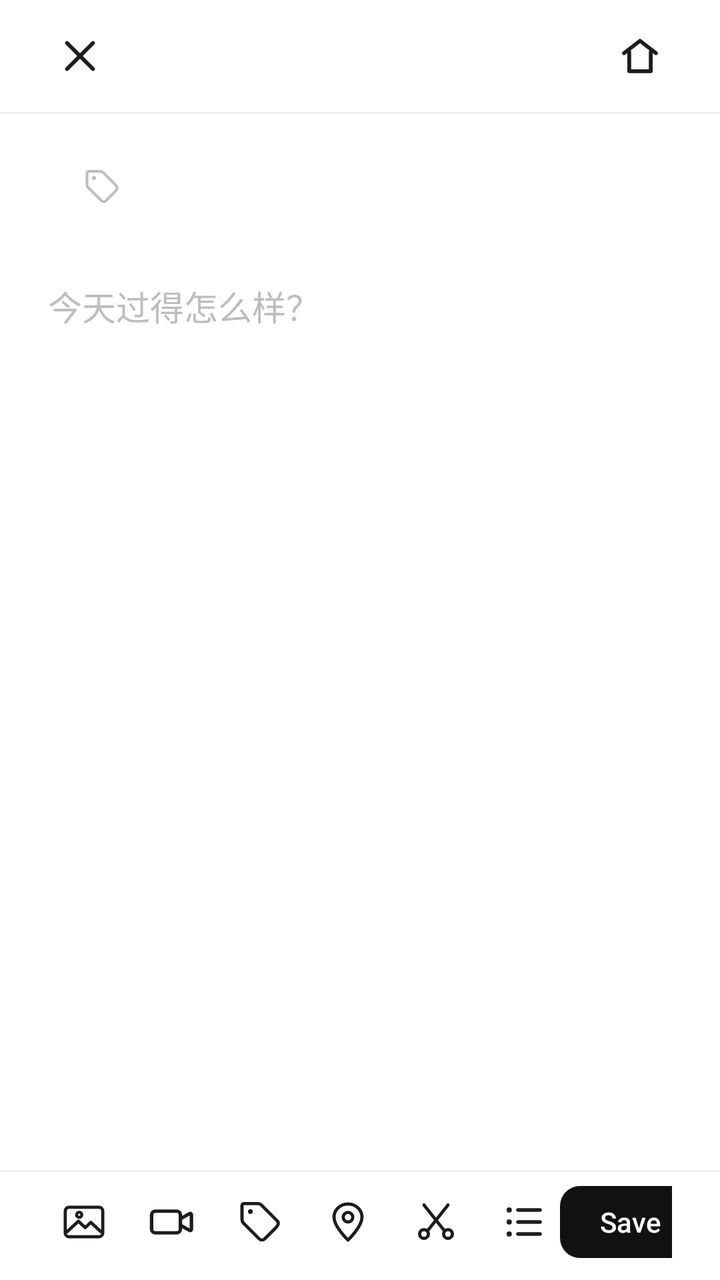
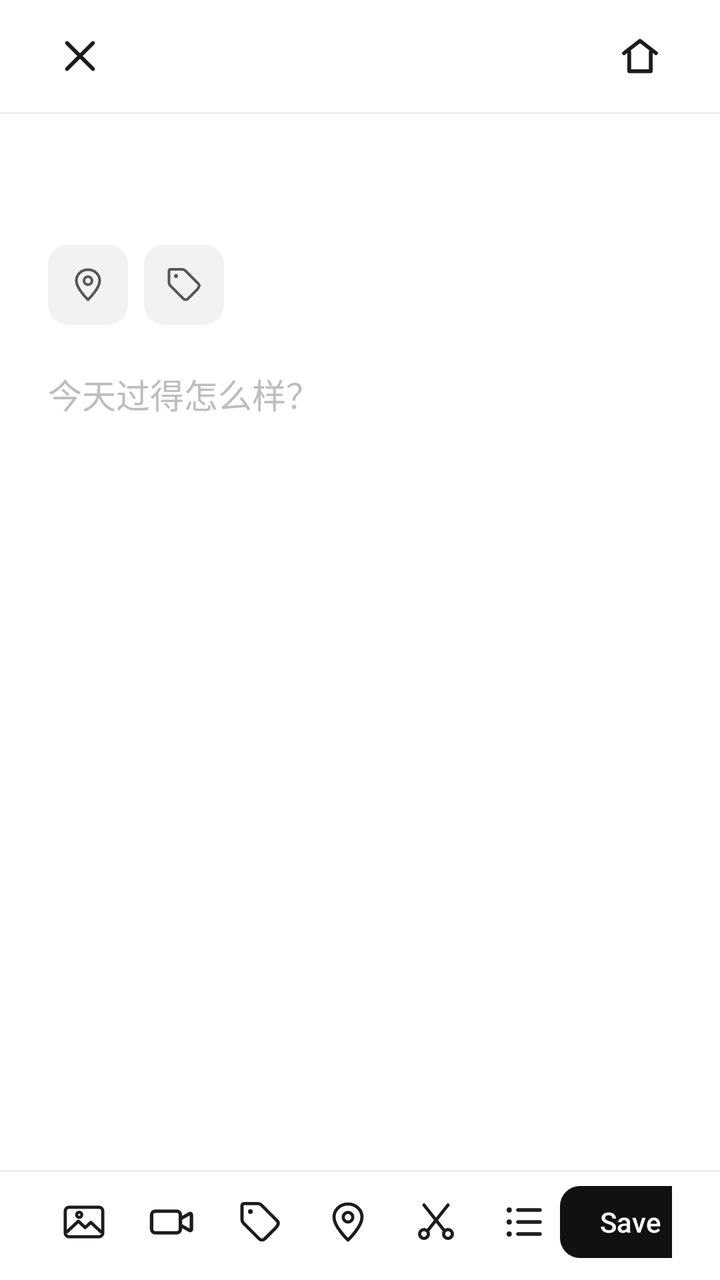

An Android layout rendered at two revisions. The XML below is the earlier revision; the diff shows what the commit changed to produce the second picture.
<!-- AndroidManifest.xml: activity theme Theme.WuDiary.Editor -->
<!-- res/layout/activity_edit_diary.xml -->
<?xml version="1.0" encoding="utf-8"?>
<LinearLayout xmlns:android="http://schemas.android.com/apk/res/android"
    xmlns:app="http://schemas.android.com/apk/res-auto"
    android:layout_width="match_parent"
    android:layout_height="match_parent"
    android:background="@color/background"
    android:orientation="vertical">

    <ScrollView
        android:id="@+id/scrollContent"
        android:layout_width="match_parent"
        android:layout_height="0dp"
        android:layout_weight="1"
        android:fillViewport="true"
        android:overScrollMode="never"
        android:scrollbars="none">

        <LinearLayout
            android:layout_width="match_parent"
            android:layout_height="wrap_content"
            android:orientation="vertical">

            <LinearLayout
                android:layout_width="match_parent"
                android:layout_height="56dp"
                android:gravity="center_vertical"
                android:orientation="horizontal"
                android:paddingHorizontal="16dp">

                <ImageButton
                    android:id="@+id/btnClose"
                    android:layout_width="48dp"
                    android:layout_height="48dp"
                    android:background="?attr/selectableItemBackgroundBorderless"
                    android:contentDescription="@string/cancel"
                    android:scaleType="centerInside"
                    android:src="@drawable/ic_close"
                    app:tint="@color/text_primary" />

                <Space
                    android:layout_width="0dp"
                    android:layout_height="1dp"
                    android:layout_weight="1" />

                <ImageButton
                    android:id="@+id/btnHome"
                    android:layout_width="48dp"
                    android:layout_height="48dp"
                    android:background="?attr/selectableItemBackgroundBorderless"
                    android:contentDescription="@string/home_open"
                    android:scaleType="centerInside"
                    android:src="@drawable/ic_home"
                    app:tint="@color/text_primary" />
            </LinearLayout>

            <View
                android:layout_width="match_parent"
                android:layout_height="1dp"
                android:background="@color/divider" />

            <LinearLayout
                android:layout_width="match_parent"
                android:layout_height="wrap_content"
                android:layout_marginHorizontal="24dp"
                android:layout_marginTop="12dp"
                android:gravity="bottom"
                android:orientation="horizontal">

                <TextView
                    android:id="@+id/textEditorDay"
                    android:layout_width="wrap_content"
                    android:layout_height="wrap_content"
                    android:fontFamily="serif"
                    android:textColor="@color/text_primary"
                    android:textSize="32sp"
                    android:textStyle="bold" />

                <TextView
                    android:id="@+id/textEditorYear"
                    android:layout_width="wrap_content"
                    android:layout_height="wrap_content"
                    android:layout_marginStart="9dp"
                    android:fontFamily="serif"
                    android:textColor="@color/text_secondary"
                    android:textSize="18sp" />

                <ImageButton
                    android:id="@+id/btnEditorGeo"
                    android:layout_width="20dp"
                    android:layout_height="20dp"
                    android:baselineAlignBottom="true"
                    android:layout_gravity="bottom"
                    android:layout_marginStart="8dp"
                    android:background="?attr/selectableItemBackgroundBorderless"
                    android:contentDescription="@string/open_map"
                    android:scaleType="centerInside"
                    android:src="@drawable/ic_location"
                    android:visibility="gone"
                    app:tint="@color/text_secondary" />

                <ImageButton
                    android:id="@+id/btnEditorTags"
                    android:layout_width="20dp"
                    android:layout_height="20dp"
                    android:baselineAlignBottom="true"
                    android:layout_gravity="bottom"
                    android:layout_marginStart="8dp"
                    android:background="?attr/selectableItemBackgroundBorderless"
                    android:contentDescription="@string/add_tag"
                    android:scaleType="centerInside"
                    android:src="@drawable/ic_tag"
                    app:tint="@color/text_secondary" />
            </LinearLayout>

            <HorizontalScrollView
                android:id="@+id/editorTagRow"
                android:layout_width="match_parent"
                android:layout_height="wrap_content"
                android:layout_marginHorizontal="24dp"
                android:layout_marginTop="6dp"
                android:clipToPadding="false"
                android:scrollbars="none">

                <LinearLayout
                    android:id="@+id/tagStrip"
                    android:layout_width="wrap_content"
                    android:layout_height="wrap_content"
                    android:gravity="center_vertical"
                    android:orientation="horizontal" />
            </HorizontalScrollView>

            <HorizontalScrollView
                android:id="@+id/imageScroll"
                android:layout_width="match_parent"
                android:layout_height="wrap_content"
                android:layout_marginTop="16dp"
                android:clipToPadding="false"
                android:paddingHorizontal="24dp"
                android:scrollbars="none"
                android:visibility="gone">

                <LinearLayout
                    android:id="@+id/imageStrip"
                    android:layout_width="wrap_content"
                    android:layout_height="wrap_content"
                    android:orientation="horizontal" />
            </HorizontalScrollView>

            <HorizontalScrollView
                android:id="@+id/videoScroll"
                android:layout_width="match_parent"
                android:layout_height="wrap_content"
                android:layout_marginTop="12dp"
                android:clipToPadding="false"
                android:paddingHorizontal="24dp"
                android:scrollbars="none"
                android:visibility="gone">

                <LinearLayout
                    android:id="@+id/videoStrip"
                    android:layout_width="wrap_content"
                    android:layout_height="wrap_content"
                    android:orientation="horizontal" />
            </HorizontalScrollView>

            <EditText
                android:id="@+id/editContent"
                android:layout_width="match_parent"
                android:layout_height="wrap_content"
                android:layout_marginHorizontal="24dp"
                android:layout_marginTop="22dp"
                android:layout_marginBottom="12dp"
                android:background="@null"
                android:breakStrategy="simple"
                android:gravity="top"
                android:hint="@string/hint_content"
                android:hyphenationFrequency="none"
                android:inputType="textMultiLine|textCapSentences"
                android:lineSpacingExtra="6dp"
                android:minHeight="240dp"
                android:overScrollMode="never"
                android:paddingStart="0dp"
                android:paddingTop="0dp"
                android:paddingEnd="0dp"
                android:paddingBottom="72dp"
                android:scrollbars="none"
                android:textColor="@color/text_body"
                android:textColorHint="@color/text_secondary"
                android:textSize="17sp" />
        </LinearLayout>
    </ScrollView>

    <View
        android:layout_width="match_parent"
        android:layout_height="1dp"
        android:background="@color/divider" />

    <LinearLayout
        android:layout_width="match_parent"
        android:layout_height="wrap_content"
        android:gravity="center_vertical"
        android:orientation="horizontal"
        android:paddingHorizontal="24dp"
        android:paddingTop="7dp"
        android:paddingBottom="11dp">

        <ImageButton
            android:id="@+id/btnImage"
            android:layout_width="36dp"
            android:layout_height="36dp"
            android:background="?attr/selectableItemBackgroundBorderless"
            android:contentDescription="@string/add_image"
            android:scaleType="centerInside"
            android:src="@drawable/ic_image"
            app:tint="@color/text_primary" />

        <ImageButton
            android:id="@+id/btnVideo"
            android:layout_width="36dp"
            android:layout_height="36dp"
            android:layout_marginStart="8dp"
            android:background="?attr/selectableItemBackgroundBorderless"
            android:contentDescription="@string/add_video"
            android:scaleType="centerInside"
            android:src="@drawable/ic_video"
            app:tint="@color/text_primary" />

        <ImageButton
            android:id="@+id/btnTag"
            android:layout_width="36dp"
            android:layout_height="36dp"
            android:layout_marginStart="8dp"
            android:background="?attr/selectableItemBackgroundBorderless"
            android:contentDescription="@string/add_tag"
            android:scaleType="centerInside"
            android:src="@drawable/ic_tag"
            app:tint="@color/text_primary" />

        <ImageButton
            android:id="@+id/btnLocation"
            android:layout_width="36dp"
            android:layout_height="36dp"
            android:layout_marginStart="8dp"
            android:background="?attr/selectableItemBackgroundBorderless"
            android:contentDescription="@string/add_location"
            android:scaleType="centerInside"
            android:src="@drawable/ic_location"
            app:tint="@color/text_primary" />

        <ImageButton
            android:id="@+id/btnCut"
            android:layout_width="36dp"
            android:layout_height="36dp"
            android:layout_marginStart="8dp"
            android:background="?attr/selectableItemBackgroundBorderless"
            android:contentDescription="@string/cut_paragraph"
            android:scaleType="centerInside"
            android:src="@drawable/ic_cut"
            app:tint="@color/text_primary" />

        <ImageButton
            android:id="@+id/btnList"
            android:layout_width="36dp"
            android:layout_height="36dp"
            android:layout_marginStart="8dp"
            android:background="?attr/selectableItemBackgroundBorderless"
            android:contentDescription="@string/add_list"
            android:scaleType="centerInside"
            android:src="@drawable/ic_list"
            app:tint="@color/text_primary" />

        <Space
            android:layout_width="0dp"
            android:layout_height="1dp"
            android:layout_weight="1" />

        <com.google.android.material.button.MaterialButton
            android:id="@+id/btnSave"
            android:layout_width="wrap_content"
            android:layout_height="36dp"
            android:contentDescription="@string/save"
            android:insetTop="0dp"
            android:insetBottom="0dp"
            android:minWidth="0dp"
            android:minHeight="0dp"
            android:paddingHorizontal="20dp"
            android:text="@string/save_action"
            android:textColor="@android:color/white"
            android:textSize="14sp"
            app:backgroundTint="@color/fab_dark"
            app:cornerRadius="10dp" />
    </LinearLayout>

</LinearLayout>
<!-- resources referenced by this layout -->
<resources>
  <color name="background">#FFFFFF</color>
  <color name="divider">#EFEFEF</color>
  <color name="fab_dark">#111111</color>
  <color name="text_body">#565656</color>
  <color name="text_primary">#1C1C1C</color>
  <color name="text_secondary">#BDBDBD</color>
  <!-- drawable ic_close (drawable) -->
  <?xml version="1.0" encoding="utf-8"?>
  <vector xmlns:android="http://schemas.android.com/apk/res/android"
      android:width="24dp"
      android:height="24dp"
      android:viewportWidth="24"
      android:viewportHeight="24">
      <path
          android:fillColor="#00000000"
          android:pathData="M5.5,5.5 L18.5,18.5 M18.5,5.5 L5.5,18.5"
          android:strokeColor="#1C1C1C"
          android:strokeLineCap="round"
          android:strokeWidth="1.9" />
  </vector>
  <!-- drawable ic_home (drawable) -->
  <?xml version="1.0" encoding="utf-8"?>
  <vector xmlns:android="http://schemas.android.com/apk/res/android"
      android:width="24dp"
      android:height="24dp"
      android:viewportWidth="24"
      android:viewportHeight="24">
      <path
          android:fillColor="#00000000"
          android:pathData="M4,10.6 L12,4.4 L20,10.6 M6.6,9.9 L6.6,19.6 L17.4,19.6 L17.4,9.9"
          android:strokeColor="#1C1C1C"
          android:strokeLineCap="round"
          android:strokeLineJoin="round"
          android:strokeWidth="1.9" />
  </vector>
  <string name="add_image">添加图片</string>
  <string name="add_list">无序列表</string>
  <string name="add_location">获取坐标</string>
  <string name="add_tag">添加标签</string>
  <string name="add_video">插入视频</string>
  <string name="cancel">取消</string>
  <string name="cut_paragraph">剪切当前段落</string>
  <string name="hint_content">今天过得怎么样？</string>
  <string name="home_open">回到主界面</string>
  <string name="open_map">打开地图</string>
  <string name="save">保存</string>
  <string name="save_action">Save</string>
  <style name="Theme.WuDiary.Editor" parent="Theme.WuDiary">
          <item name="android:windowAnimationStyle">@style/WindowAnimationNone</item>
      </style>
  <style name="WindowAnimationNone">
          <item name="android:activityOpenEnterAnimation">@null</item>
          <item name="android:activityOpenExitAnimation">@null</item>
          <item name="android:activityCloseEnterAnimation">@null</item>
          <item name="android:activityCloseExitAnimation">@null</item>
          <item name="android:windowEnterAnimation">@null</item>
          <item name="android:windowExitAnimation">@null</item>
      </style>
  <color name="primary">#1C1C1C</color>
  <color name="surface">#FFFFFF</color>
  <style name="Theme.WuDiary.Dialog" parent="Theme.MaterialComponents.Light.Dialog.Alert">
          <item name="android:windowBackground">@drawable/bg_dialog</item>
          <item name="android:backgroundDimAmount">0.3</item>
          <item name="colorPrimary">@color/primary</item>
          <item name="colorOnPrimary">@android:color/white</item>
          <item name="colorSurface">@color/surface</item>
          <item name="android:textColorPrimary">@color/text_primary</item>
          <item name="android:textColorSecondary">@color/text_secondary</item>
      </style>
  <!-- drawable bg_dialog (drawable) -->
  <?xml version="1.0" encoding="utf-8"?>
  <shape xmlns:android="http://schemas.android.com/apk/res/android"
      android:shape="rectangle">
      <solid android:color="@color/surface" />
      <corners android:radius="22dp" />
  </shape>
  <!-- unchanged entries left out for length: 7 -->
</resources>

<!-- the commit's change to res/layout/activity_edit_diary.xml (unified diff, before → after) -->
@@ -84,49 +84,53 @@
                     android:textColor="@color/text_secondary"
                     android:textSize="18sp" />
 
-                <ImageButton
-                    android:id="@+id/btnEditorGeo"
-                    android:layout_width="20dp"
-                    android:layout_height="20dp"
-                    android:baselineAlignBottom="true"
-                    android:layout_gravity="bottom"
-                    android:layout_marginStart="8dp"
-                    android:background="?attr/selectableItemBackgroundBorderless"
-                    android:contentDescription="@string/open_map"
-                    android:scaleType="centerInside"
-                    android:src="@drawable/ic_location"
-                    android:visibility="gone"
-                    app:tint="@color/text_secondary" />
-
-                <ImageButton
-                    android:id="@+id/btnEditorTags"
-                    android:layout_width="20dp"
-                    android:layout_height="20dp"
-                    android:baselineAlignBottom="true"
-                    android:layout_gravity="bottom"
-                    android:layout_marginStart="8dp"
-                    android:background="?attr/selectableItemBackgroundBorderless"
-                    android:contentDescription="@string/add_tag"
-                    android:scaleType="centerInside"
-                    android:src="@drawable/ic_tag"
-                    app:tint="@color/text_secondary" />
             </LinearLayout>
 
             <HorizontalScrollView
-                android:id="@+id/editorTagRow"
                 android:layout_width="match_parent"
                 android:layout_height="wrap_content"
                 android:layout_marginHorizontal="24dp"
-                android:layout_marginTop="6dp"
+                android:layout_marginTop="10dp"
                 android:clipToPadding="false"
                 android:scrollbars="none">
 
                 <LinearLayout
-                    android:id="@+id/tagStrip"
                     android:layout_width="wrap_content"
                     android:layout_height="wrap_content"
                     android:gravity="center_vertical"
-                    android:orientation="horizontal" />
+                    android:orientation="horizontal">
+
+                    <ImageButton
+                        android:id="@+id/btnEditorGeo"
+                        android:layout_width="40dp"
+                        android:layout_height="40dp"
+                        android:background="@drawable/bg_icon_tile"
+                        android:contentDescription="@string/add_location"
+                        android:padding="10dp"
+                        android:scaleType="fitCenter"
+                        android:src="@drawable/ic_location"
+                        app:tint="@color/text_body" />
+
+                    <ImageButton
+                        android:id="@+id/btnEditorTags"
+                        android:layout_width="40dp"
+                        android:layout_height="40dp"
+                        android:layout_marginStart="8dp"
+                        android:background="@drawable/bg_icon_tile"
+                        android:contentDescription="@string/add_tag"
+                        android:padding="10dp"
+                        android:scaleType="fitCenter"
+                        android:src="@drawable/ic_tag"
+                        app:tint="@color/text_body" />
+
+                    <LinearLayout
+                        android:id="@+id/tagStrip"
+                        android:layout_width="wrap_content"
+                        android:layout_height="wrap_content"
+                        android:layout_marginStart="8dp"
+                        android:gravity="center_vertical"
+                        android:orientation="horizontal" />
+                </LinearLayout>
             </HorizontalScrollView>
 
             <HorizontalScrollView
<!-- resource entries referenced after the edit -->
@@ -6,6 +6,13 @@
   <color name="text_body">#565656</color>
   <color name="text_primary">#1C1C1C</color>
   <color name="text_secondary">#BDBDBD</color>
+  <!-- drawable bg_icon_tile (drawable) -->
+  <?xml version="1.0" encoding="utf-8"?>
+  <shape xmlns:android="http://schemas.android.com/apk/res/android"
+      android:shape="rectangle">
+      <solid android:color="#F2F2F2" />
+      <corners android:radius="10dp" />
+  </shape>
   <!-- drawable ic_close (drawable) -->
   <?xml version="1.0" encoding="utf-8"?>
   <vector xmlns:android="http://schemas.android.com/apk/res/android"
@@ -44,7 +51,6 @@
   <string name="cut_paragraph">剪切当前段落</string>
   <string name="hint_content">今天过得怎么样？</string>
   <string name="home_open">回到主界面</string>
-  <string name="open_map">打开地图</string>
   <string name="save">保存</string>
   <string name="save_action">Save</string>
   <style name="Theme.WuDiary.Editor" parent="Theme.WuDiary">
